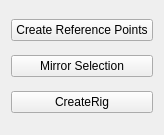
Qt form Python/Resources/Autorig.ui (rendermotion/RMPY) before a commit.
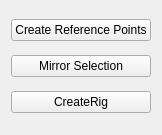
The same form after that commit.

What changed in the file:
```diff
--- a/Python/Resources/Autorig.ui
+++ b/Python/Resources/Autorig.ui
@@ -6,7 +6,7 @@
    <rect>
     <x>0</x>
     <y>0</y>
-    <width>164</width>
+    <width>159</width>
     <height>135</height>
    </rect>
   </property>
```
Left out of the diff: 2 changed lines with no effect on the pictures.
